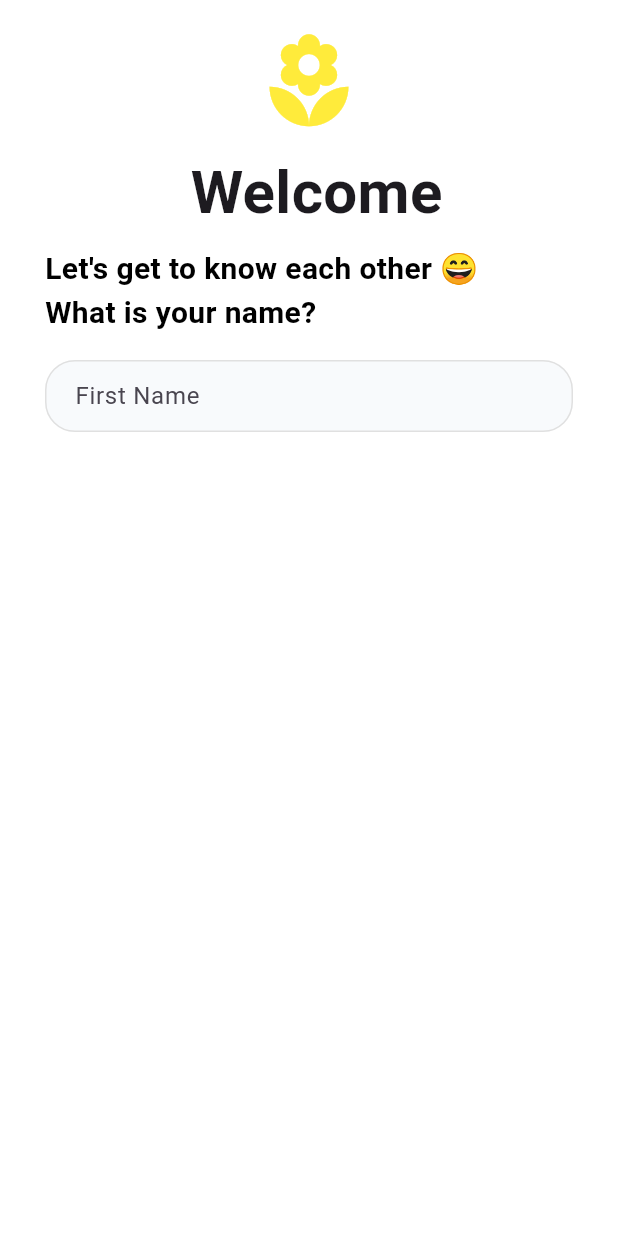
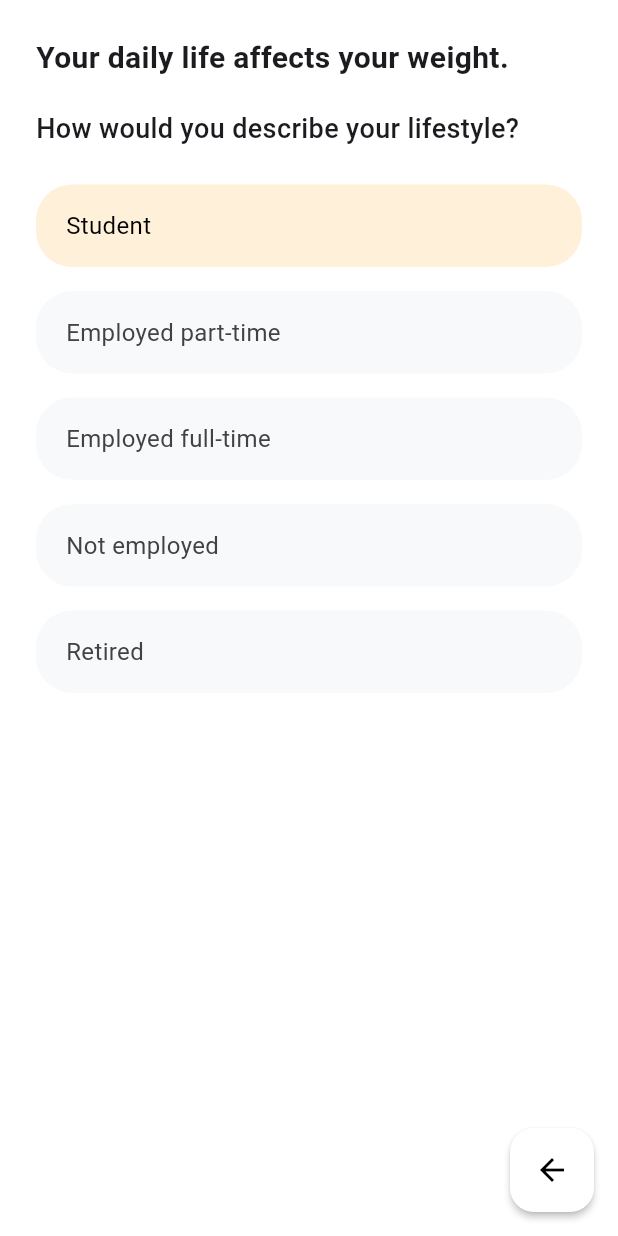
Before and after one commit to TaVanDuc2005/FitTracker, a Flutter app: the screen it shows after launch, on a phone screen of 412 x 824 dp. Run offline on Flutter 3.47's test engine with Material 3 defaults, Android fonts, the phone set to English and light mode, and no system bars.

Commit message:
Up Page4, 5; Copy page2 -> page3

```diff
--- /dev/null
+++ b/fittracker_source/lib/Screens/initial_screen/Page5.dart
@@ -0,0 +1,95 @@
+import 'package:flutter/material.dart';
+
+class LifestyleScreen extends StatefulWidget {
+  const LifestyleScreen({super.key});
+
+  @override
+  State<LifestyleScreen> createState() => _LifestyleScreenState();
+}
+
+class _LifestyleScreenState extends State<LifestyleScreen> {
+  String selectedLifestyle = "Student";
+
+  final List<String> options = [
+    "Student",
+    "Employed part-time",
+    "Employed full-time",
+    "Not employed",
+    "Retired",
+  ];
+
+  @override
+  Widget build(BuildContext context) {
+    return Scaffold(
+      backgroundColor: Colors.white,
+      body: SafeArea(
+        child: Padding(
+          padding: const EdgeInsets.fromLTRB(24, 24, 24, 0),
+          child: Column(
+            crossAxisAlignment: CrossAxisAlignment.start,
+            children: [
+              const Text(
+                "Your daily life affects your weight.",
+                style: TextStyle(
+                  fontSize: 20,
+                  fontWeight: FontWeight.w600,
+                ),
+              ),
+              const SizedBox(height: 20),
+
+              const Text(
+                "How would you describe your lifestyle?",
+                style: TextStyle(
+                  fontSize: 18,
+                  fontWeight: FontWeight.w500,
+                ),
+              ),
+              const SizedBox(height: 24),
+
+              // Danh sách lựa chọn
+              Column(
+                children: options.map((item) {
+                  final isSelected = selectedLifestyle == item;
+                  return GestureDetector(
+                    onTap: () {
+                      setState(() {
+                        selectedLifestyle = item;
+                      });
+                    },
+                    child: Container(
+                      width: double.infinity,
+                      margin: const EdgeInsets.only(bottom: 16),
+                      padding: const EdgeInsets.symmetric(vertical: 16, horizontal: 20),
+                      decoration: BoxDecoration(
+                        color: isSelected
+                            ? const Color(0xFFFFF0D9)
+                            : const Color(0xFFF7F9FB),
+                        borderRadius: BorderRadius.circular(24),
+                      ),
+                      child: Text(
+                        item,
+                        style: TextStyle(
+                          fontSize: 16,
+                          color: isSelected ? Colors.black : Colors.grey[800],
+                        ),
+                      ),
+                    ),
+                  );
+                }).toList(),
+              ),
+            ],
+          ),
+        ),
+      ),
+      // Nút quay lại
+      floatingActionButton: FloatingActionButton(
+        onPressed: () {
+          Navigator.pop(context);
+        },
+        backgroundColor: Colors.white,
+        elevation: 2,
+        child: const Icon(Icons.arrow_back, color: Colors.black),
+      ),
+    );
+  }
+}
--- a/fittracker_source/lib/main.dart
+++ b/fittracker_source/lib/main.dart
@@ -1,5 +1,5 @@
 import 'package:flutter/material.dart';
-import 'Screens/initial_screen/Page2.dart'; // Đảm bảo bạn đã tạo file này trong lib/
+import 'Screens/initial_screen/Page5.dart'; // Đảm bảo bạn đã tạo file này trong lib/
 
 void main() {
   runApp(const MyApp());
@@ -14,7 +14,7 @@ class MyApp extends StatelessWidget {
       title: 'FitTracker',
       debugShowCheckedModeBanner: false,
       theme: ThemeData(primarySwatch: Colors.green, useMaterial3: true),
-      home: const WelcomeScreen(), // Gọi màn hình bạn vừa tạo
+      home: const LifestyleScreen(), // Gọi màn hình bạn vừa tạo
     );
   }
 }
```
Also changed, not shown: fittracker_source/lib/Screens/initial_screen/Page4.dart (added, +121 -0 lines), fittracker_source/lib/Screens/initial_screen/Page2_1.dart (added), fittracker_source/lib/Screens/initial_screen/Page2_2.dart (added), fittracker_source/lib/Screens/initial_screen/Page2_3.dart (added), fittracker_source/lib/Screens/initial_screen/Page3.dart (renamed from fittracker_source/lib/Screens/initial_screen/Page2.dart), fittracker_source/lib/Screens/initial_screen/Page6.dart (added), fittracker_source/lib/Screens/initial_screen/Page7.dart (added), fittracker_source/lib/Screens/initial_screen/Page8.dart (added), fittracker_source/lib/Screens/initial_screen/Page9.dart (added).
